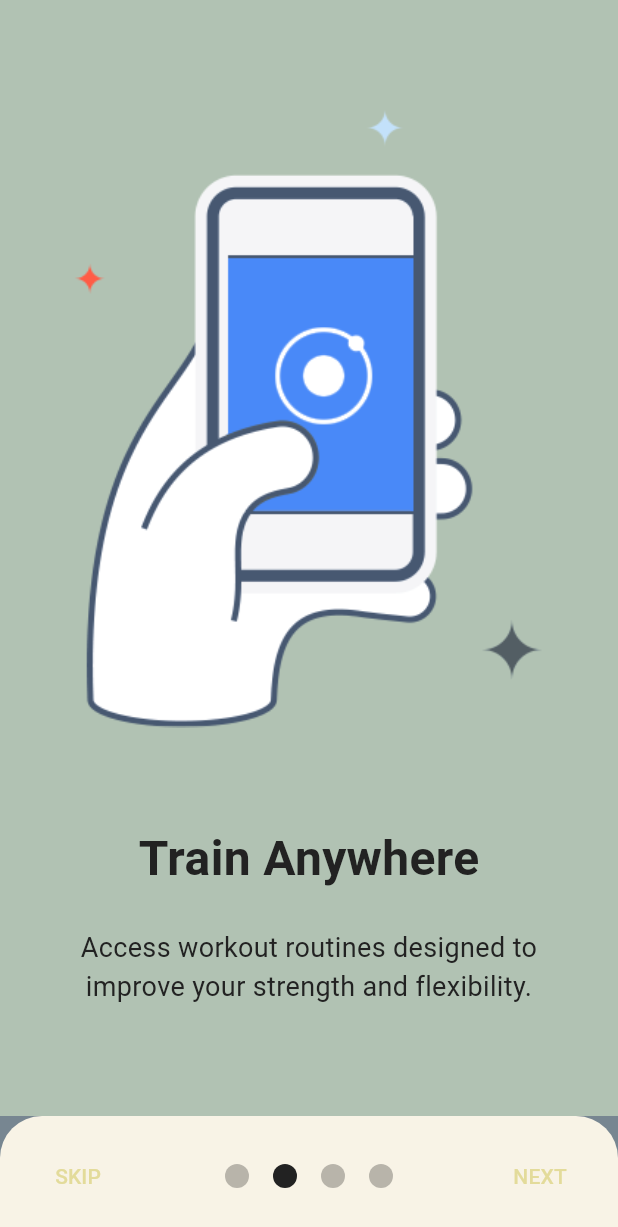
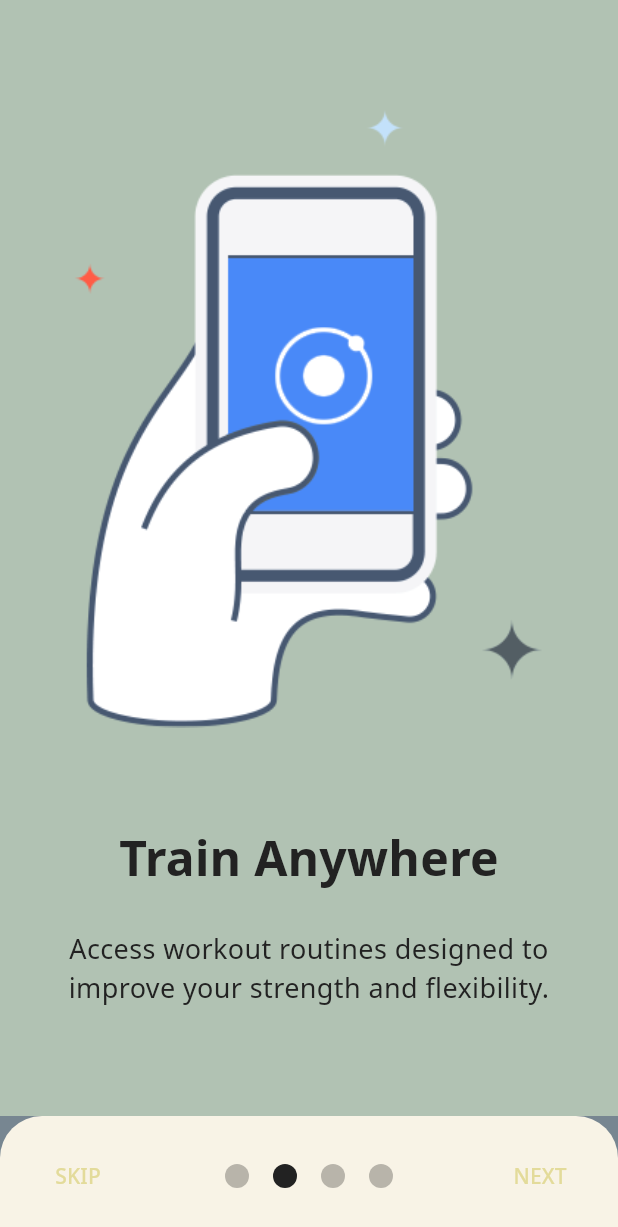
Before and after one commit to luanblakaj/jumpbuddy, a Flutter app: the screen it shows after launch, swiped to page 2, on a phone screen of 412 x 824 dp. Shown: the top 1227 px of the screen. Run offline on Flutter 3.47's test engine with Material 3 defaults, Android fonts, the phone set to English and light mode, and no system bars; drawn by our look-alikes of smooth_page_indicator; our stand-ins replace google_fonts, shared_preferences.

Commit message:
Restore original color palette, add comprehensive README, fix compilation issues

```diff
--- a/lib/theme/app_theme.dart
+++ b/lib/theme/app_theme.dart
@@ -2,12 +2,13 @@ import 'package:flutter/material.dart';
 import 'package:google_fonts/google_fonts.dart';
 
 class AppTheme {
-  static const Color primary = Color(0xFFE3DB9A);
-  static const Color secondary = Color(0xFFB1C2B3);
-  static const Color danger = Color(0xFFC99792);
-  static const Color light = Color(0xFFC7B773);
-  static const Color dark = Color(0xFF222222);
-  static const Color background = Color(0xFF778691);
+  // Original Warm Color Palette
+  static const Color primary = Color(0xFFE3DB9A); // pale yellow
+  static const Color secondary = Color(0xFFB1C2B3); // muted green
+  static const Color danger = Color(0xFFC99792); // dusty rose
+  static const Color light = Color(0xFFC7B773); // darker yellow
+  static const Color dark = Color(0xFF222222); // black
+  static const Color background = Color(0xFF778691); // slate gray
 
   static ThemeData get lightTheme {
     return ThemeData(
@@ -15,15 +16,24 @@ class AppTheme {
       colorScheme: ColorScheme.fromSeed(
         seedColor: primary,
         primary: primary,
+        onPrimary: dark,
         secondary: secondary,
+        onSecondary: Colors.white,
         error: danger,
+        onError: Colors.white,
         surface: Colors.white,
         onSurface: dark,
+        outline: light,
       ),
       scaffoldBackgroundColor: background,
-      textTheme: GoogleFonts.robotoTextTheme().copyWith(
+      textTheme: GoogleFonts.notoSansTextTheme().copyWith(
         displayLarge: GoogleFonts.notoSans(
           fontSize: 32,
+          fontWeight: FontWeight.bold,
+          color: Colors.white,
+        ),
+        displayMedium: GoogleFonts.notoSans(
+          fontSize: 28,
           fontWeight: FontWeight.bold,
           color: Colors.white,
         ),
@@ -32,24 +42,54 @@ class AppTheme {
           fontWeight: FontWeight.w600,
           color: dark,
         ),
+        bodyLarge: GoogleFonts.notoSans(
+          fontSize: 16,
+          color: dark,
+        ),
+        bodyMedium: GoogleFonts.notoSans(
+          fontSize: 14,
+          color: dark.withOpacity(0.8),
+        ),
       ),
       cardTheme: CardTheme(
-        elevation: 4,
+        elevation: 2,
+        margin: const EdgeInsets.symmetric(vertical: 8, horizontal: 16),
         shape: RoundedRectangleBorder(
           borderRadius: BorderRadius.circular(16),
         ),
-        color: Colors.white,
+        color: Colors.white.withOpacity(0.95),
       ),
       appBarTheme: const AppBarTheme(
         backgroundColor: primary,
         foregroundColor: dark,
         elevation: 0,
         centerTitle: true,
+        titleTextStyle: TextStyle(
+          fontSize: 20,
+          fontWeight: FontWeight.bold,
+          color: dark,
+        ),
+      ),
+      elevatedButtonTheme: ElevatedButtonThemeData(
+        style: ElevatedButton.styleFrom(
+          backgroundColor: primary,
+          foregroundColor: dark,
+          elevation: 2,
+          padding: const EdgeInsets.symmetric(horizontal: 24, vertical: 12),
+          shape: RoundedRectangleBorder(
+            borderRadius: BorderRadius.circular(12),
+          ),
+        ),
       ),
       bottomNavigationBarTheme: const BottomNavigationBarThemeData(
         selectedItemColor: primary,
-        unselectedItemColor: Colors.grey,
-        backgroundColor: Colors.white,
+        unselectedItemColor: Colors.white70,
+        backgroundColor: dark,
+        type: BottomNavigationBarType.fixed,
+      ),
+      floatingActionButtonTheme: const FloatingActionButtonThemeData(
+        backgroundColor: secondary,
+        foregroundColor: Colors.white,
       ),
     );
   }
--- a/pubspec.yaml
+++ b/pubspec.yaml
@@ -5,7 +5,7 @@ publish_to: 'none'
 version: 2.0.0+1
 
 environment:
-  sdk: ^3.5.3
+  sdk: ^3.5.0
 
 dependencies:
   flutter:
```
Also changed, not shown: 1 other file.
